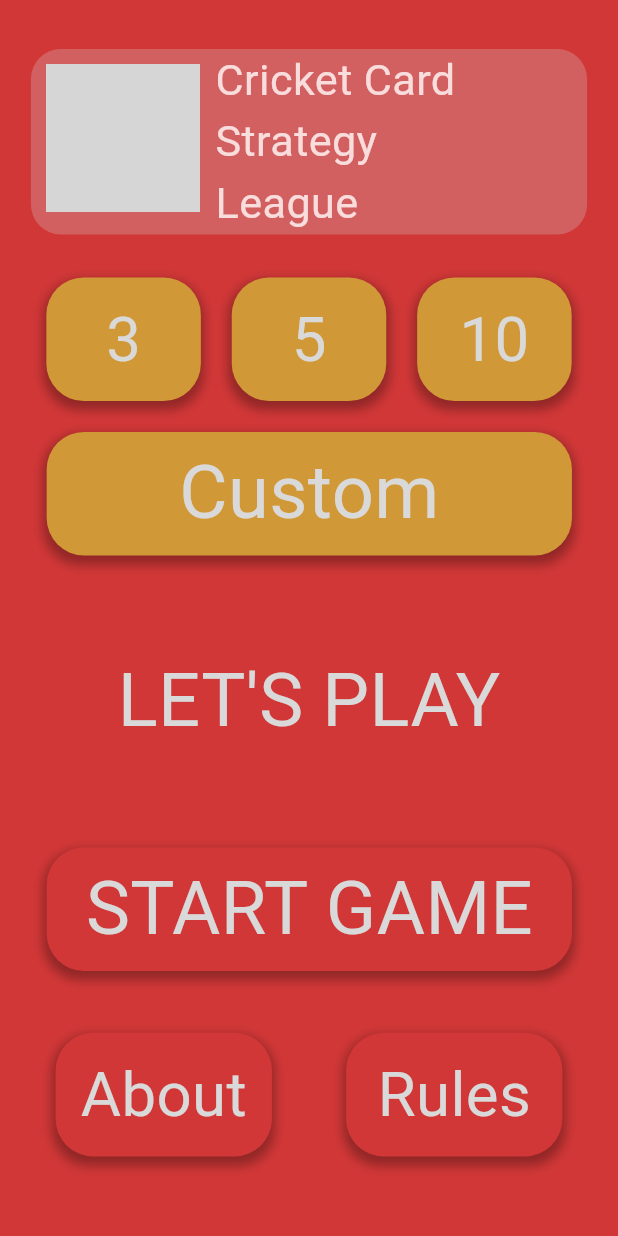
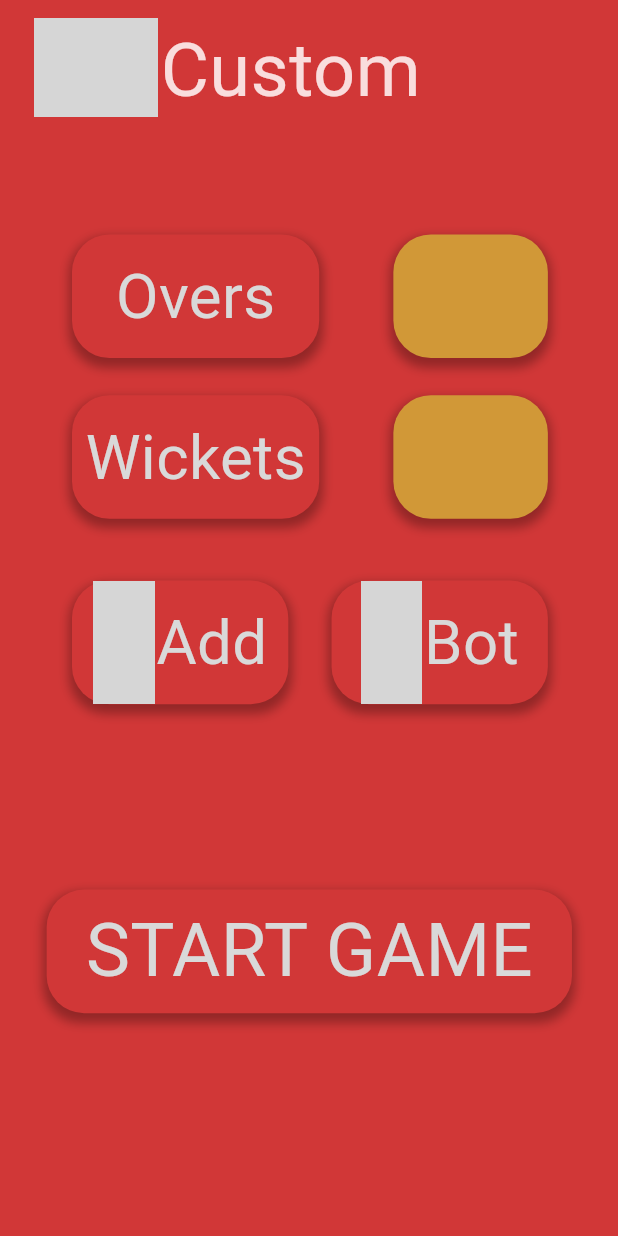
Before and after one commit to the-madhankumar/CCSL, a Flutter app: the screen it shows after launch, on a phone screen of 412 x 824 dp. Run offline on Flutter 3.47's test engine with Material 3 defaults, Android fonts, the phone set to English and light mode, and no system bars; our stand-ins replace google_fonts; Roboto replaces fonts that are missing (Judson); grey boxes are pictures that could not be loaded.

Commit message:
custom page update

```diff
--- /dev/null
+++ b/app/lib/StartGame/custom.dart
@@ -0,0 +1,213 @@
+import 'package:flutter/material.dart';
+import 'package:google_fonts/google_fonts.dart';
+
+class Custom extends StatelessWidget {
+  const Custom({Key? key}) : super(key: key);
+
+  @override
+  Widget build(BuildContext context) {
+    double screenWidth = MediaQuery.of(context).size.width;
+    double screenHeight = MediaQuery.of(context).size.height;
+    double fontSize = screenWidth * 0.07;
+
+    return Scaffold(
+      body: Container(
+        color: const Color(0xFFD13737),
+        child: Column(
+          crossAxisAlignment: CrossAxisAlignment.center,
+          children: [
+            SizedBox(height: screenHeight * 0.01),
+            Align(
+              alignment: Alignment.center,
+              child: Padding(
+                padding: const EdgeInsets.all(4.0),
+                child: Container(
+                  height: screenHeight * 0.08,
+                  width: screenWidth * 0.9,
+                  child: Row(
+                    crossAxisAlignment: CrossAxisAlignment.center,
+                    children: [
+                      Padding(
+                        padding: const EdgeInsets.symmetric(horizontal: 2.0),
+                        child: Image.asset(
+                          'IMAGES/settingsicon.png',
+                          height: screenHeight * 0.5,
+                          width: screenHeight * 0.1,
+                          fit: BoxFit.contain,
+                        ),
+                      ),
+                      Expanded(
+                        child: Align(
+                          alignment: Alignment.centerLeft,
+                          child: Text(
+                            'Custom',
+                            style: GoogleFonts.judson(
+                              fontSize: screenHeight * 0.06,
+                              color: const Color(0xFFF9DDDD),
+                            ),
+                            overflow: TextOverflow.ellipsis,
+                            maxLines: 1,
+                          ),
+                        ),
+                      ),
+                    ],
+                  ),
+                ),
+              ),
+            ),
+            SizedBox(height: screenHeight * 0.09),
+            Padding(
+              padding: const EdgeInsets.only(left: 48.0),
+              child: Row(
+                children: [
+                  _bigContainer(
+                    screenWidth,
+                    screenHeight,
+                    text: 'Overs',
+                    color: const Color(0xFFD13737),
+                    height_: 0.10,
+                    width_: 0.40,
+                    font_size: 0.10,
+                  ),
+                  SizedBox(width: screenWidth * 0.12),
+                  _bigContainer(
+                    screenWidth,
+                    screenHeight,
+                    text: '',
+                    color: const Color(0xFFD19837),
+                    height_: 0.10,
+                    width_: 0.25,
+                    font_size: 0.10,
+                  ),
+                ],
+              ),
+            ),
+            SizedBox(height: screenHeight * 0.03),
+            Padding(
+              padding: const EdgeInsets.only(left: 48.0),
+              child: Row(
+                children: [
+                  _bigContainer(
+                    screenWidth,
+                    screenHeight,
+                    text: 'Wickets',
+                    color: const Color(0xFFD13737),
+                    height_: 0.10,
+                    width_: 0.40,
+                    font_size: 0.10,
+                  ),
+                  SizedBox(width: screenWidth * 0.12),
+                  _bigContainer(
+                    screenWidth,
+                    screenHeight,
+                    text: '',
+                    color: const Color(0xFFD19837),
+                    height_: 0.10,
+                    width_: 0.25,
+                    font_size: 0.10,
+                  ),
+                ],
+              ),
+            ),
+            SizedBox(height: screenHeight * 0.05),
+            Padding(
+              padding: EdgeInsets.only(left: 48.0),
+              child: Row(
+                children: [
+                  _bigContainer(
+                    screenWidth,
+                    screenHeight,
+                    text: 'Add',
+                    color: const Color(0xFFD13737),
+                    height_: 0.10,
+                    width_: 0.35,
+                    font_size: 0.10,
+                    imagePath: 'IMAGES/player.png',
+                  ),
+                  SizedBox(width: screenWidth * 0.07),
+                  _bigContainer(
+                    screenWidth,
+                    screenHeight,
+                    text: 'Bot',
+                    color: const Color(0xFFD13737),
+                    height_: 0.10,
+                    width_: 0.35,
+                    font_size: 0.10,
+                    imagePath: 'IMAGES/bot.png',
+                  ),
+                ],
+              ),
+            ),
+            SizedBox(height: screenHeight * 0.15),
+            Padding(
+              padding: EdgeInsets.only(left: screenWidth * 0.001),
+              child: _bigContainer(
+                screenWidth,
+                screenHeight,
+                text: 'START GAME',
+                color: const Color(0xFFD13737),
+                height_: 0.10,
+                width_: 0.85,
+                font_size: 0.12,
+              ),
+            ),
+          ],
+        ),
+      ),
+    );
+  }
+}
+
+Widget _bigContainer(
+  double screenWidth,
+  double screenHeight, {
+  String text = '',
+  Color color = const Color(0xFFD19837),
+  double height_ = 0,
+  double width_ = 0,
+  double font_size = 0,
+  String? imagePath,
+}) {
+  return Container(
+    height: screenHeight * height_,
+    width: screenWidth * width_,
+    decoration: BoxDecoration(
+      color: color,
+      borderRadius: const BorderRadius.all(Radius.circular(25)),
+      boxShadow: [
+        BoxShadow(
+          // ignore: deprecated_member_use
+          color: Colors.black.withOpacity(0.3),
+          spreadRadius: 2,
+          blurRadius: 5,
+          offset: const Offset(0, 4),
+        ),
+      ],
+    ),
+    child: Center(
+      child: Row(
+        mainAxisSize: MainAxisSize.min,
+        crossAxisAlignment: CrossAxisAlignment.center,
+        children: [
+          if (imagePath != null)
+            Padding(
+              padding: const EdgeInsets.only(right: 1.0),
+              child: Image.asset(
+                imagePath,
+                height: screenHeight * 0.1,
+                width: screenWidth * 0.1,
+                fit: BoxFit.contain,
+              ),
+            ),
+          Text(
+            text,
+            style: GoogleFonts.judson(
+              fontSize: screenWidth * font_size,
+              color: const Color(0xFFD9D9D9),
+            ),
+          ),
+        ],
+      ),
+    ),
+  );
+}
--- a/app/lib/main.dart
+++ b/app/lib/main.dart
@@ -1,4 +1,5 @@
 import 'package:app/StartGame/page.dart';
+import 'package:app/StartGame/custom.dart';
 import 'package:flutter/material.dart';
 
 void main() {
@@ -16,7 +17,7 @@ class MyApp extends StatelessWidget {
       theme: ThemeData(
         primarySwatch: Colors.blue,
       ),
-      home: const StartGame(),
+      home: const Custom(),
     );
   }
 }
--- a/app/pubspec.yaml
+++ b/app/pubspec.yaml
@@ -61,6 +61,9 @@ flutter:
   # To add assets to your application, add an assets section, like this:
   assets:
     - assets/IMAGES/removed-background.png
+    - assets/IMAGES/settingsicon.png
+    - aseets/IMAGES/player.png
+    - assets/IMAGES/bot.png
 
   # An image asset can refer to one or more resolution-specific "variants", see
   # https://flutter.dev/to/resolution-aware-images
```
Also changed, not shown: app/assets/IMAGES/bot.jpg (added), app/assets/IMAGES/bot.png (added).
